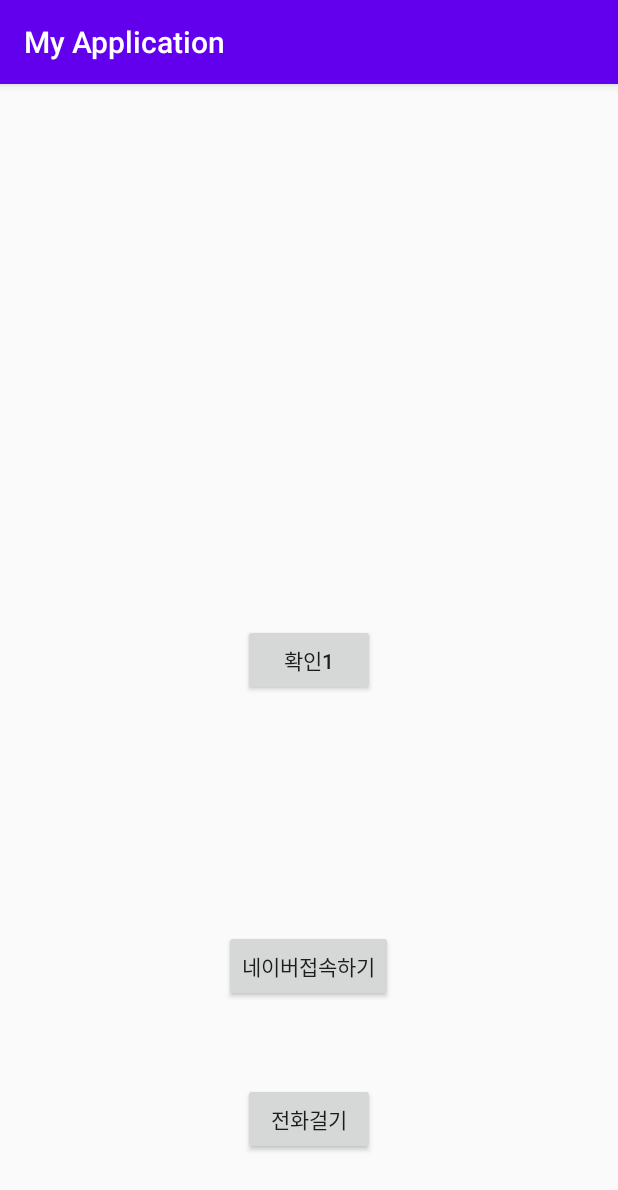
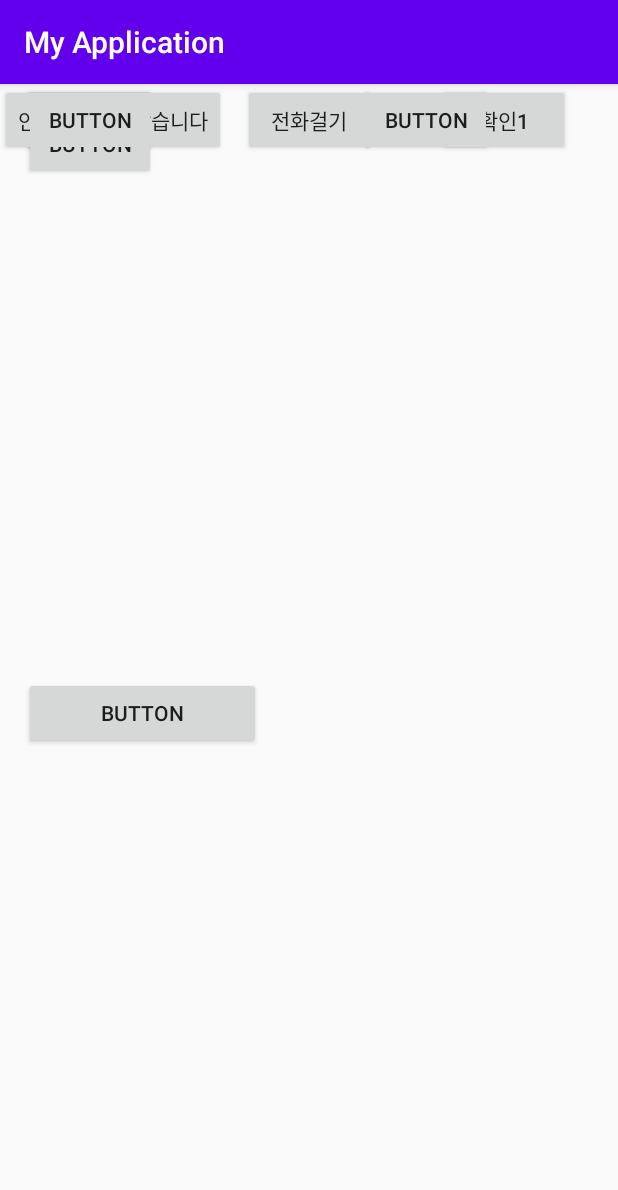
Before and after one commit to ksdhk/androidapp, an Android app: the screen it shows after launch (MainActivity), on a phone screen of 412 x 824 dp. Shown: the top 1190 px of the screen. Run offline under Robolectric (Android 15) with nearby library versions, the phone set to English and light mode, and no system bars.

Commit message:
안드로이드개발

```diff
--- a/app/src/main/res/layout/activity_main.xml
+++ b/app/src/main/res/layout/activity_main.xml
@@ -10,24 +10,21 @@
         android:id="@+id/button"
         android:layout_width="wrap_content"
         android:layout_height="wrap_content"
+        android:layout_marginEnd="32dp"
+        android:layout_marginRight="32dp"
         android:onClick="onButton1Clicked"
         android:text="확인1"
-        app:layout_constraintBottom_toBottomOf="parent"
         app:layout_constraintEnd_toEndOf="parent"
-        app:layout_constraintStart_toStartOf="parent"
-        app:layout_constraintTop_toTopOf="parent" />
+        tools:layout_editor_absoluteY="410dp" />
 
     <Button
         android:id="@+id/button2"
         android:layout_width="wrap_content"
         android:layout_height="wrap_content"
         android:onClick="onButton2Clicked"
-        android:text="네이버접속하기"
-        app:layout_constraintBottom_toBottomOf="parent"
-        app:layout_constraintEnd_toEndOf="parent"
-        app:layout_constraintHorizontal_bias="0.498"
-        app:layout_constraintStart_toStartOf="parent"
-        app:layout_constraintTop_toBottomOf="@+id/button" />
+        android:text="안녕하세요반갑습니다"
+        tools:layout_editor_absoluteX="135dp"
+        tools:layout_editor_absoluteY="280dp" />
 
     <Button
         android:id="@+id/button3"
@@ -35,8 +32,60 @@
         android:layout_height="wrap_content"
         android:onClick="onButton3Clicked"
         android:text="전화걸기"
+        app:layout_constraintEnd_toEndOf="parent"
+        app:layout_constraintStart_toStartOf="parent"
+        tools:layout_editor_absoluteY="458dp" />
+
+    <Button
+        android:id="@+id/button4"
+        android:layout_width="wrap_content"
+        android:layout_height="wrap_content"
+        android:layout_marginStart="240dp"
+        android:layout_marginLeft="240dp"
+        android:text="Button"
+        app:layout_constraintStart_toStartOf="parent"
+        tools:layout_editor_absoluteY="59dp" />
+
+    <Button
+        android:id="@+id/button5"
+        android:layout_width="158dp"
+        android:layout_height="wrap_content"
+        android:text="Button"
         app:layout_constraintBottom_toBottomOf="parent"
         app:layout_constraintEnd_toEndOf="parent"
+        app:layout_constraintHorizontal_bias="0.063"
         app:layout_constraintStart_toStartOf="parent"
-        app:layout_constraintTop_toBottomOf="@+id/button2" />
+        app:layout_constraintTop_toTopOf="parent"
+        app:layout_constraintVertical_bias="0.549" />
+
+    <Button
+        android:id="@+id/button6"
+        android:layout_width="wrap_content"
+        android:layout_height="wrap_content"
+        android:layout_marginStart="16dp"
+        android:layout_marginLeft="16dp"
+        android:layout_marginTop="16dp"
+        android:text="Button"
+        app:layout_constraintStart_toStartOf="parent"
+        app:layout_constraintTop_toTopOf="parent" />
+
+    <Button
+        android:id="@+id/button7"
+        android:layout_width="wrap_content"
+        android:layout_height="wrap_content"
+        android:layout_marginStart="16dp"
+        android:layout_marginLeft="16dp"
+        android:text="Button"
+        app:layout_constraintStart_toStartOf="parent"
+        tools:layout_editor_absoluteY="75dp" />
+
+    <Button
+        android:id="@+id/button8"
+        android:layout_width="wrap_content"
+        android:layout_height="wrap_content"
+        android:layout_marginStart="16dp"
+        android:layout_marginLeft="16dp"
+        android:text="Button"
+        app:layout_constraintStart_toStartOf="parent"
+        tools:layout_editor_absoluteY="132dp" />
 </androidx.constraintlayout.widget.ConstraintLayout>
```
